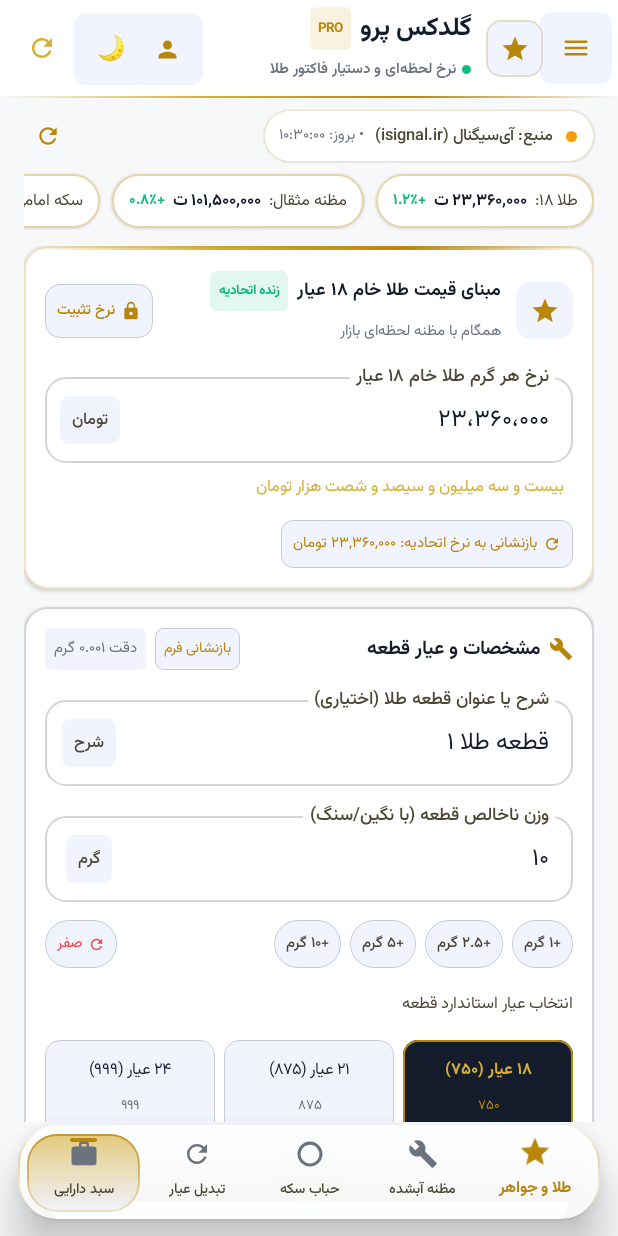
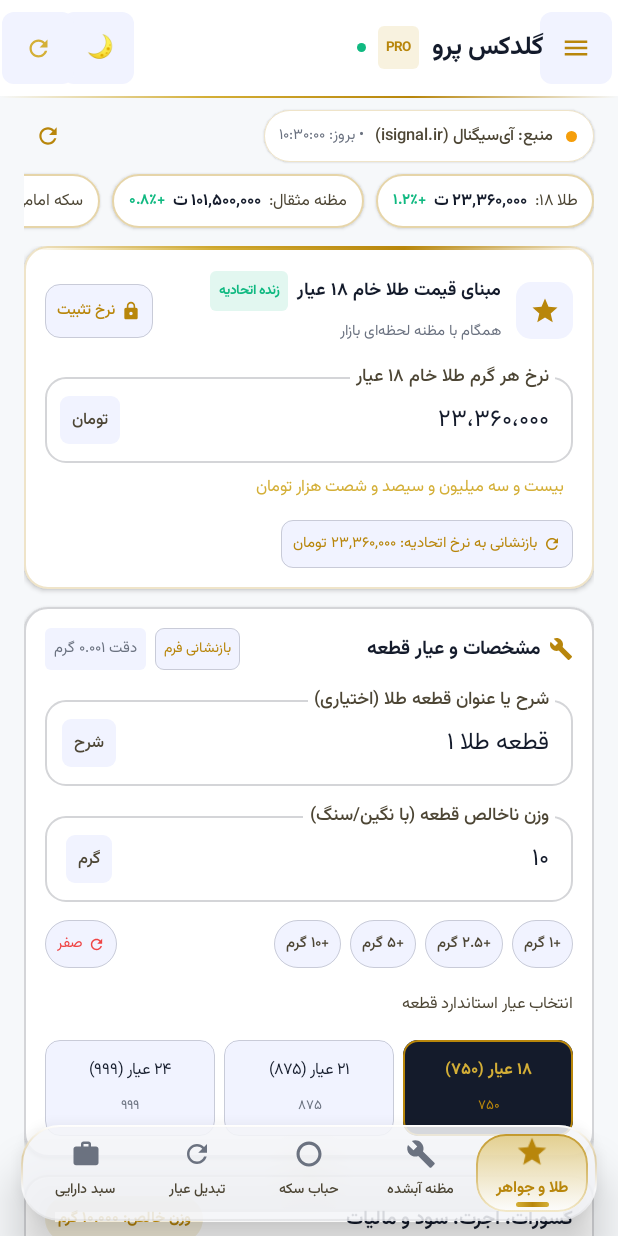
Before and after one commit to urmiaking/goldex-companion, an Android app built with Jetpack Compose: the screen it shows after launch (MainActivity), on a phone screen of 412 x 824 dp. Run offline under Robolectric (Android 15) with nearby library versions, the light colour scheme and no system bars.

Commit message:
fix(ui): resolve RTL dock tab selection, move indicator to bottom, enable true floating glassmorphism, and compact TopAppBar (v0.8.1)

```diff
--- a/app/build.gradle.kts
+++ b/app/build.gradle.kts
@@ -11,8 +11,8 @@ android {
         applicationId = "com.goldex.companion"
         minSdk = 24
         targetSdk = 34
-        versionCode = 15
-        versionName = "0.8.0"
+        versionCode = 16
+        versionName = "0.8.1"
 
         testInstrumentationRunner = "androidx.test.runner.AndroidJUnitRunner"
         vectorDrawables {
--- a/app/src/main/java/com/goldex/companion/ui/calculator/GoldCalculatorScreen.kt
+++ b/app/src/main/java/com/goldex/companion/ui/calculator/GoldCalculatorScreen.kt
@@ -191,27 +191,7 @@ fun GoldCalculatorScreen(
                             title = {
                                 Row(
                                     verticalAlignment = Alignment.CenterVertically,
-                                horizontalArrangement = Arrangement.spacedBy(10.dp)
-                            ) {
-                                Box(
-                                    modifier = Modifier
-                                        .size(38.dp)
-                                        .clip(RoundedCornerShape(10.dp))
-                                        .background(colors.surfaceElevated)
-                                        .border(1.dp, colors.goldBorder, RoundedCornerShape(10.dp)),
-                                    contentAlignment = Alignment.Center
-                                ) {
-                                    Icon(
-                                        imageVector = Icons.Default.Star,
-                                        contentDescription = null,
-                                        tint = colors.goldPrimary,
-                                        modifier = Modifier.size(20.dp)
-                                    )
-                                }
-                                Column {
-                                    Row(
-                                        verticalAlignment = Alignment.CenterVertically,
-                                        horizontalArrangement = Arrangement.spacedBy(5.dp)
+                                    horizontalArrangement = Arrangement.spacedBy(8.dp)
                                 ) {
                                     Text(
                                         text = "گلدکس پرو",
@@ -232,33 +212,34 @@ fun GoldCalculatorScreen(
                                             color = colors.goldPrimary
                                         )
                                     }
-                                    }
-                                    Row(
-                                        verticalAlignment = Alignment.CenterVertically,
-                                        horizontalArrangement = Arrangement.spacedBy(4.dp)
-                                    ) {
                                     Box(
                                         modifier = Modifier
                                             .size(6.dp)
                                             .clip(CircleShape)
                                             .background(colors.profitGreen)
                                     )
-                                        Text(
-                                            text = "نرخ لحظه‌ای و دستیار فاکتور طلا",
-                                            fontSize = 10.sp,
-                                            color = colors.textMuted
-                                        )
-                                    }
-                                }
                                 }
                             },
                             actions = {
-                            // Customer Management Button in TopBar
+                                // Dark / Light Theme Toggle Button
                                 IconButton(
-                                onClick = {
-                                    viewModel.loadCustomers()
-                                    viewModel.setCustomerManagerVisible(true)
-                                },
+                                    onClick = { viewModel.toggleTheme() },
+                                    modifier = Modifier
+                                        .size(34.dp)
+                                        .clip(RoundedCornerShape(8.dp))
+                                        .background(colors.surfaceElevated)
+                                ) {
+                                    Text(
+                                        text = if (colors.isDark) "☀️" else "🌙",
+                                        fontSize = 15.sp
+                                    )
+                                }
+
+                                Spacer(modifier = Modifier.width(6.dp))
+
+                                // Refresh Rates Button
+                                IconButton(
+                                    onClick = { viewModel.refreshRates() },
                                     modifier = Modifier
                                         .padding(end = 4.dp)
                                         .size(34.dp)
@@ -266,36 +247,11 @@ fun GoldCalculatorScreen(
                                         .background(colors.surfaceElevated)
                                 ) {
                                     Icon(
-                                    imageVector = CustomerIconVector,
-                                    contentDescription = "مدیریت مشتریان",
-                                    tint = colors.goldPrimary,
-                                    modifier = Modifier.size(18.dp)
-                                )
-                            }
-
-                            // Dark / Light Theme Toggle Button
-                            IconButton(
-                                onClick = { viewModel.toggleTheme() },
-                                modifier = Modifier
-                                    .padding(end = 4.dp)
-                                    .size(34.dp)
-                                    .clip(RoundedCornerShape(8.dp))
-                                    .background(colors.surfaceElevated)
-                            ) {
-                                Text(
-                                    text = if (colors.isDark) "☀️" else "🌙",
-                                    fontSize = 16.sp
-                                )
-                            }
-
-                            // Refresh Rates Button
-                            IconButton(onClick = { viewModel.refreshRates() }) {
-                                Icon(
                                         imageVector = Icons.Default.Refresh,
                                         contentDescription = "بروزرسانی مظنه",
                                         tint = colors.goldSecondary,
                                         modifier = Modifier
-                                        .size(20.dp)
+                                            .size(18.dp)
                                             .then(if (uiState.isRefreshingRates) Modifier.rotate(rotation) else Modifier)
                                     )
                                 }
@@ -315,12 +271,6 @@ fun GoldCalculatorScreen(
                         )
                     }
                 },
-            bottomBar = {
-                GlassmorphicDock(
-                    selectedTab = uiState.selectedTab,
-                    onTabSelected = { viewModel.selectTab(it) }
-                )
-            },
                 containerColor = colors.background
             ) { paddingValues ->
                 val scrollState = rememberScrollState()
@@ -328,10 +278,11 @@ fun GoldCalculatorScreen(
                     scrollState.scrollTo(0)
                 }
 
+                Box(modifier = Modifier.fillMaxSize()) {
                     Column(
                         modifier = Modifier
                             .fillMaxSize()
-                    .padding(paddingValues)
+                            .padding(top = paddingValues.calculateTopPadding())
                             .verticalScroll(scrollState)
                             .padding(horizontal = 16.dp, vertical = 8.dp),
                         verticalArrangement = Arrangement.spacedBy(12.dp)
@@ -380,7 +331,16 @@ fun GoldCalculatorScreen(
                             }
                         }
 
-                Spacer(modifier = Modifier.height(16.dp))
+                        // Clearance spacer so content scrolls completely above the floating dock
+                        Spacer(modifier = Modifier.height(105.dp))
+                    }
+
+                    // Floating Glassmorphic Dock pinned to bottom center
+                    GlassmorphicDock(
+                        selectedTab = uiState.selectedTab,
+                        onTabSelected = { viewModel.selectTab(it) },
+                        modifier = Modifier.align(Alignment.BottomCenter)
+                    )
                 }
             }
     }
--- a/app/src/main/java/com/goldex/companion/ui/components/GlassmorphicDock.kt
+++ b/app/src/main/java/com/goldex/companion/ui/components/GlassmorphicDock.kt
@@ -33,6 +33,7 @@ import androidx.compose.material3.Icon
 import androidx.compose.material3.Surface
 import androidx.compose.material3.Text
 import androidx.compose.runtime.Composable
+import androidx.compose.runtime.CompositionLocalProvider
 import androidx.compose.runtime.getValue
 import androidx.compose.runtime.remember
 import androidx.compose.ui.Alignment
@@ -126,15 +127,25 @@ fun GlassmorphicDock(
     modifier: Modifier = Modifier
 ) {
     val colors = LocalGoldExColors.current
-    val tabs = remember { AppTab.values() }
-    val tabCount = tabs.size
-    val isRtl = LocalLayoutDirection.current == LayoutDirection.Rtl
+
+    // Ordered from Left to Right in LTR container so Persian RTL user sees:
+    // [Far Left: Portfolio] [Convert] [Coin] [Melt] [Far Right: Jewelry]
+    val displayTabs = remember {
+        listOf(
+            AppTab.PORTFOLIO,
+            AppTab.CONVERT,
+            AppTab.COIN,
+            AppTab.MELT,
+            AppTab.JEWELRY
+        )
+    }
+    val tabCount = displayTabs.size
 
     Box(
         modifier = modifier
             .fillMaxWidth()
             .navigationBarsPadding()
-            .padding(start = 12.dp, end = 12.dp, bottom = 10.dp, top = 2.dp),
+            .padding(start = 14.dp, end = 14.dp, bottom = 10.dp, top = 2.dp),
         contentAlignment = Alignment.Center
     ) {
         // Dual Elevation Shadow Layer 1: Ambient soft gold atmospheric halo
@@ -146,41 +157,47 @@ fun GlassmorphicDock(
                 .background(
                     Brush.radialGradient(
                         colors = listOf(
-                            colors.goldPrimary.copy(alpha = if (colors.isDark) 0.14f else 0.10f),
+                            colors.goldPrimary.copy(alpha = if (colors.isDark) 0.16f else 0.12f),
                             Color.Transparent
                         )
                     )
                 )
         )
 
-        // Dual Elevation Shadow Layer 2 & Frosted Glass Container
+        // Frosted Glassmorphism Container
         Surface(
             shape = RoundedCornerShape(26.dp),
-            color = colors.surface.copy(alpha = if (colors.isDark) 0.78f else 0.86f),
+            color = if (colors.isDark) {
+                Color(0xCC111624) // 80% opacity dark frosted glass
+            } else {
+                Color(0xDDF4F5F9) // 86% opacity light frosted pearl glass
+            },
             border = BorderStroke(
-                width = 1.dp,
+                width = 1.2.dp,
                 brush = Brush.verticalGradient(
                     if (colors.isDark) {
                         listOf(
-                            Color.White.copy(alpha = 0.32f),       // Overhead ambient specular highlight
-                            colors.goldPrimary.copy(alpha = 0.45f),  // Gilded aurum transition
-                            colors.goldSecondary.copy(alpha = 0.18f),
-                            Color.Black.copy(alpha = 0.40f)        // Lower shadow falloff
+                            Color.White.copy(alpha = 0.45f),        // Crisp overhead specular reflection
+                            colors.goldPrimary.copy(alpha = 0.40f), // Gilded hairline
+                            Color.White.copy(alpha = 0.08f),
+                            Color.Black.copy(alpha = 0.35f)
                         )
                     } else {
                         listOf(
-                            Color.White.copy(alpha = 0.95f),       // Overhead white specular sheen
-                            colors.goldPrimary.copy(alpha = 0.35f),  // Gilded hairline
-                            colors.goldSecondary.copy(alpha = 0.20f),
-                            colors.border.copy(alpha = 0.30f)       // Lower perimeter contour
+                            Color.White.copy(alpha = 0.98f),        // Frosted specular sheen
+                            colors.goldPrimary.copy(alpha = 0.35f),
+                            Color.White.copy(alpha = 0.50f),
+                            Color.Black.copy(alpha = 0.06f)
                         )
                     }
                 )
             ),
-            shadowElevation = if (colors.isDark) 10.dp else 16.dp,
-            tonalElevation = 2.dp,
+            shadowElevation = if (colors.isDark) 14.dp else 18.dp,
+            tonalElevation = 0.dp,
             modifier = Modifier.fillMaxWidth()
         ) {
+            // Force LTR coordinate system for 100% deterministic sliding indicator offset
+            CompositionLocalProvider(LocalLayoutDirection provides LayoutDirection.Ltr) {
                 BoxWithConstraints(
                     modifier = Modifier
                         .fillMaxWidth()
@@ -189,20 +206,14 @@ fun GlassmorphicDock(
                     val horizontalPadding = 0.dp
                     val availableWidth = maxWidth - (horizontalPadding * 2)
                     val tabWidth = availableWidth / tabCount
-                val selectedIndex = selectedTab.ordinal.coerceIn(0, tabCount - 1)
-
-                // Precise RTL-aware indicator track offset calculation
-                val targetOffset = if (isRtl) {
-                    horizontalPadding + (tabWidth * (tabCount - 1 - selectedIndex))
-                } else {
-                    horizontalPadding + (tabWidth * selectedIndex)
-                }
+                    val selectedSlotIndex = displayTabs.indexOf(selectedTab).coerceIn(0, tabCount - 1)
+                    val targetOffset = horizontalPadding + (tabWidth * selectedSlotIndex)
 
                     // Fluid sliding spring physics indicator glide
                     val indicatorOffset by animateDpAsState(
                         targetValue = targetOffset,
                         animationSpec = spring(
-                        dampingRatio = 0.76f,
+                            dampingRatio = 0.78f,
                             stiffness = Spring.StiffnessMediumLow
                         ),
                         label = "dockSlidingPillGlide"
@@ -217,32 +228,47 @@ fun GlassmorphicDock(
                             .clip(RoundedCornerShape(20.dp))
                             .background(
                                 brush = Brush.verticalGradient(
+                                    if (colors.isDark) {
                                         listOf(
-                                    colors.goldContainer.copy(alpha = if (colors.isDark) 0.50f else 0.65f),
-                                    colors.surfaceElevated.copy(alpha = if (colors.isDark) 0.85f else 0.92f)
+                                            colors.goldContainer.copy(alpha = 0.45f),
+                                            colors.surfaceElevated.copy(alpha = 0.70f)
                                         )
+                                    } else {
+                                        listOf(
+                                            colors.goldContainer.copy(alpha = 0.55f),
+                                            Color.White.copy(alpha = 0.85f)
+                                        )
+                                    }
                                 )
                             )
                             .border(
                                 width = 1.dp,
                                 brush = Brush.verticalGradient(
                                     listOf(
-                                    colors.goldPrimary.copy(alpha = 0.75f),
+                                        colors.goldPrimary.copy(alpha = 0.70f),
                                         colors.goldSecondary.copy(alpha = 0.25f)
                                     )
                                 ),
                                 shape = RoundedCornerShape(20.dp)
                             )
                     ) {
-                    // Top glowing micro-accent bar
+                        // Bottom glowing indicator bar (خط هاور زیرین بر اساس درخواست کاربر)
                         Box(
                             modifier = Modifier
-                            .align(Alignment.TopCenter)
-                            .padding(top = 2.5.dp)
-                            .width(18.dp)
-                            .height(2.5.dp)
+                                .align(Alignment.BottomCenter)
+                                .padding(bottom = 3.5.dp)
+                                .width(22.dp)
+                                .height(3.dp)
                                 .clip(RoundedCornerShape(2.dp))
-                            .background(colors.goldPrimary)
+                                .background(
+                                    Brush.horizontalGradient(
+                                        listOf(
+                                            colors.goldSecondary,
+                                            colors.goldPrimary,
+                                            colors.goldSecondary
+                                        )
+                                    )
+                                )
                         )
                     }
 
@@ -252,7 +278,7 @@ fun GlassmorphicDock(
                         horizontalArrangement = Arrangement.SpaceAround,
                         verticalAlignment = Alignment.CenterVertically
                     ) {
-                    tabs.forEach { tab ->
+                        displayTabs.forEach { tab ->
                             val isSelected = selectedTab == tab
                             val interactionSource = remember { MutableInteractionSource() }
 
@@ -341,6 +367,7 @@ fun GlassmorphicDock(
             }
         }
     }
+}
 
 /**
  * Convenient alias matching the naming convention in explorer survey reports.
```
Lines whose indentation alone changed are shown as unchanged.
